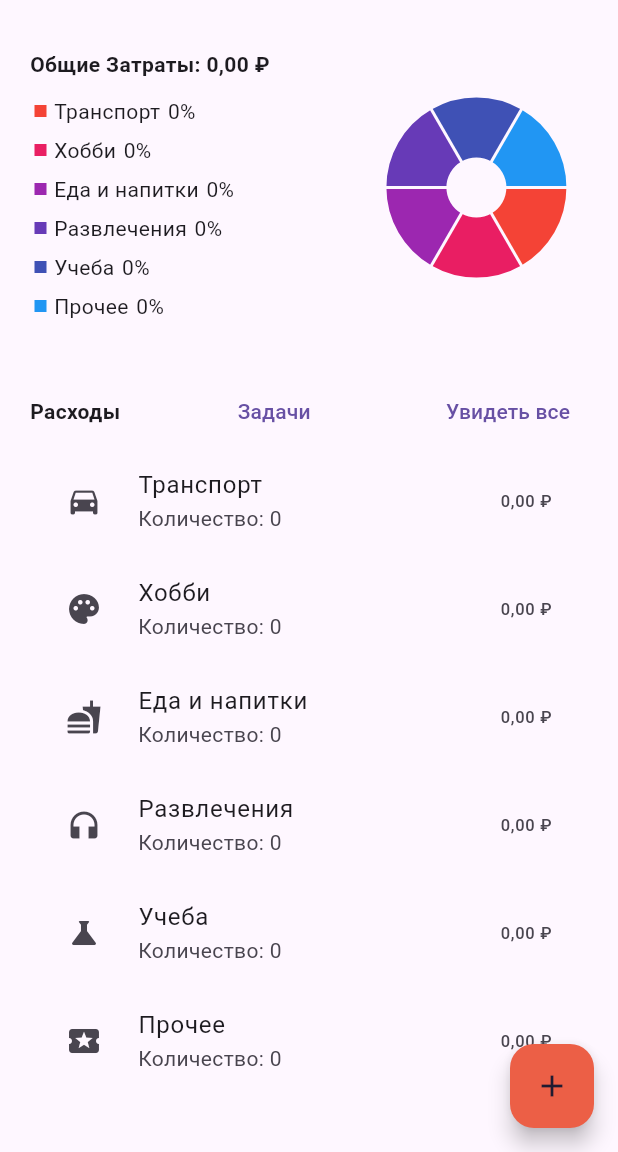
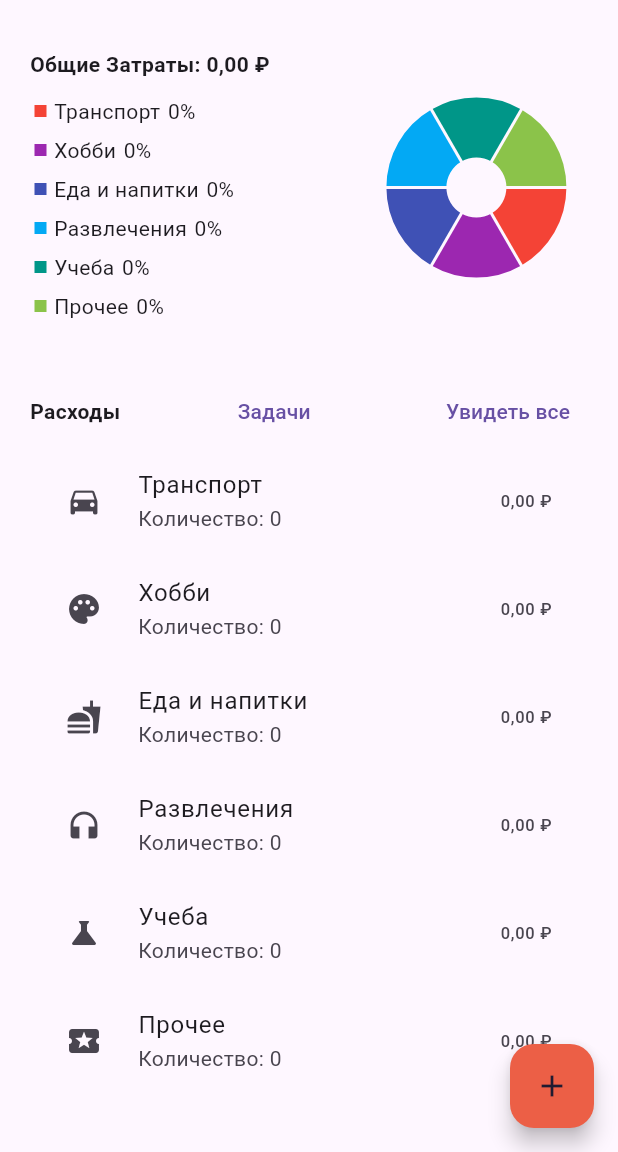
Before and after one commit to 517ANT38/Expense-tracker-app-Flutter, a Flutter app: the screen it shows after launch, on a phone screen of 412 x 824 dp, the part 84-1236 px from its top. Run offline on Flutter 3.47's test engine with Material 3 defaults, Android fonts, the phone set to English and light mode, and no system bars; drawn by our look-alikes of fl_chart; our stand-ins replace sqflite, sqflite_common_ffi; accounts and stored records are empty.

Commit message:
update colors in chart

```diff
--- a/lib/widgets/category_screen/total_chart.dart
+++ b/lib/widgets/category_screen/total_chart.dart
@@ -45,7 +45,7 @@ class _TotalChartState extends State<TotalChart> {
                         Container(
                           width: 8.0,
                           height: 8.0,
-                          color: Colors.primaries[list.indexOf(e)],
+                          color: Colors.primaries[list.indexOf(e) * 2],
                         ),
                         const SizedBox(width: 5.0),
                         Text(
@@ -73,7 +73,7 @@ class _TotalChartState extends State<TotalChart> {
                           (e) => PieChartSectionData(
                             showTitle: false,
                             value: e.totalAmount,
-                            color: Colors.primaries[list.indexOf(e)],
+                            color: Colors.primaries[list.indexOf(e) * 2],
                           ),
                         )
                         .toList()
@@ -81,7 +81,7 @@ class _TotalChartState extends State<TotalChart> {
                         .map(
                           (e) => PieChartSectionData(
                             showTitle: false,
-                            color: Colors.primaries[list.indexOf(e)],
+                            color: Colors.primaries[list.indexOf(e) * 2],
                           ),
                         )
                         .toList(),
```
